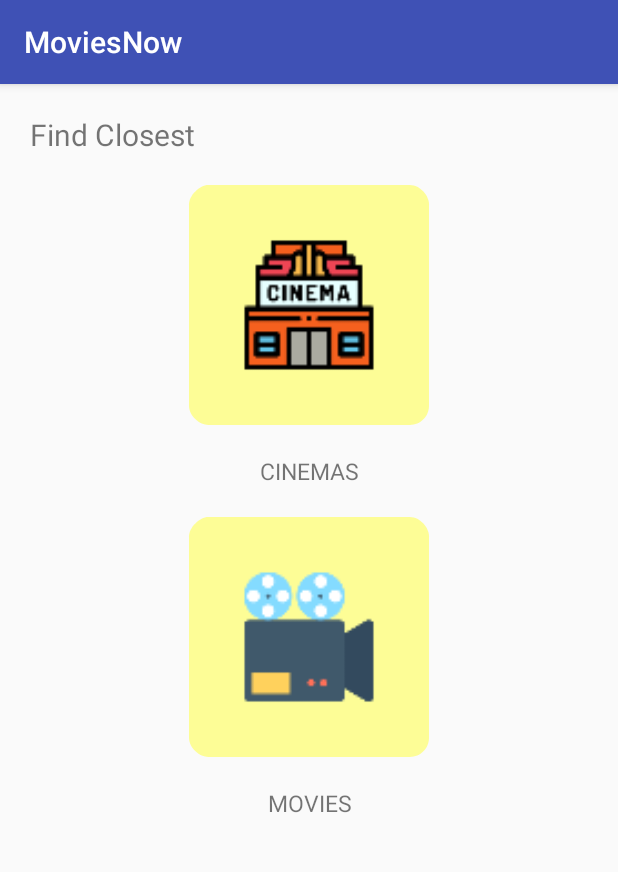
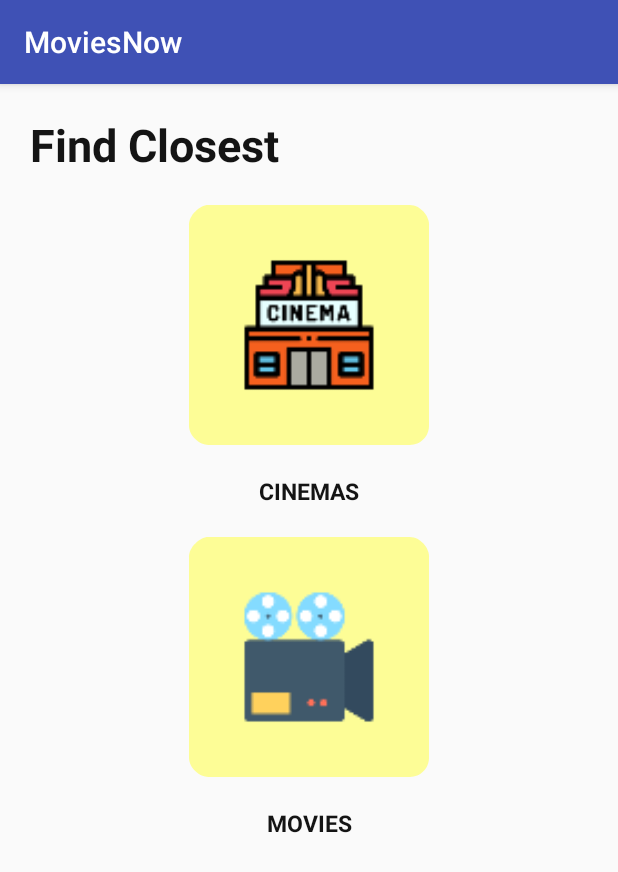
Before and after one commit to maptir/MoviesNow, an Android app: the screen it shows after launch (MainActivity), on a phone screen of 412 x 824 dp. Shown: the top 872 px of the screen. Run offline under Robolectric (Android 15) with nearby library versions, the phone set to English and light mode, and no system bars.

Commit message:
Add new Activity

```diff
--- a/app/src/main/res/layout/activity_main.xml
+++ b/app/src/main/res/layout/activity_main.xml
@@ -13,16 +13,19 @@
         android:layout_width="match_parent"
         android:layout_height="wrap_content"
         android:text="@string/closest"
-        android:textSize="20sp" />
+        android:textSize="30sp"
+        android:textStyle="bold"
+        android:textColor="@color/matte" />
 
     <ImageButton
-        android:id="@+id/cinemaButton"
+        android:id="@+id/theaterButton"
         android:layout_width="match_parent"
         android:layout_height="200dp"
         android:background="@null"
         android:scaleType="fitCenter"
         android:padding="20dp"
-        app:srcCompat="@mipmap/ic_theater_round" />
+        app:srcCompat="@mipmap/ic_theater_round"
+        android:onClick="onClickTheaterButton"/>
 
     <TextView
         android:id="@+id/cinema"
@@ -30,7 +33,9 @@
         android:layout_height="wrap_content"
         android:text="@string/cinema"
         android:textAlignment="center"
-        android:textSize="15sp" />
+        android:textStyle="bold"
+        android:textSize="15sp"
+        android:textColor="@color/matte" />
 
     <ImageButton
         android:id="@+id/movieButton"
@@ -39,7 +44,8 @@
         android:background="@null"
         android:scaleType="fitCenter"
         android:padding="20dp"
-        app:srcCompat="@mipmap/ic_movies_round" />
+        app:srcCompat="@mipmap/ic_movies_round"
+        android:onClick="onClickMovieButton"/>
 
     <TextView
         android:id="@+id/movie"
@@ -47,6 +53,8 @@
         android:layout_height="wrap_content"
         android:text="@string/movie"
         android:textAlignment="center"
-        android:textSize="15sp" />
+        android:textStyle="bold"
+        android:textSize="15sp"
+        android:textColor="@color/matte"/>
 
 </LinearLayout>
--- a/app/src/main/res/values/colors.xml
+++ b/app/src/main/res/values/colors.xml
@@ -3,4 +3,5 @@
     <color name="colorPrimary">#3F51B5</color>
     <color name="colorPrimaryDark">#303F9F</color>
     <color name="colorAccent">#FF4081</color>
+    <color name="matte">#141414</color>
 </resources>
```
Also changed, not shown: app/src/main/java/com/example/map/moviesnow/MainActivity.kt (+34 -0 lines), app/src/main/java/com/example/map/moviesnow/MovieActivity.kt (added, +13 -0 lines), app/src/main/java/com/example/map/moviesnow/TheaterActivity.kt (added, +14 -0 lines), app/src/main/res/layout/activity_movie.xml (added, +8 -0 lines), app/src/main/res/layout/activity_theater.xml (added, +8 -0 lines), 1 other file.
